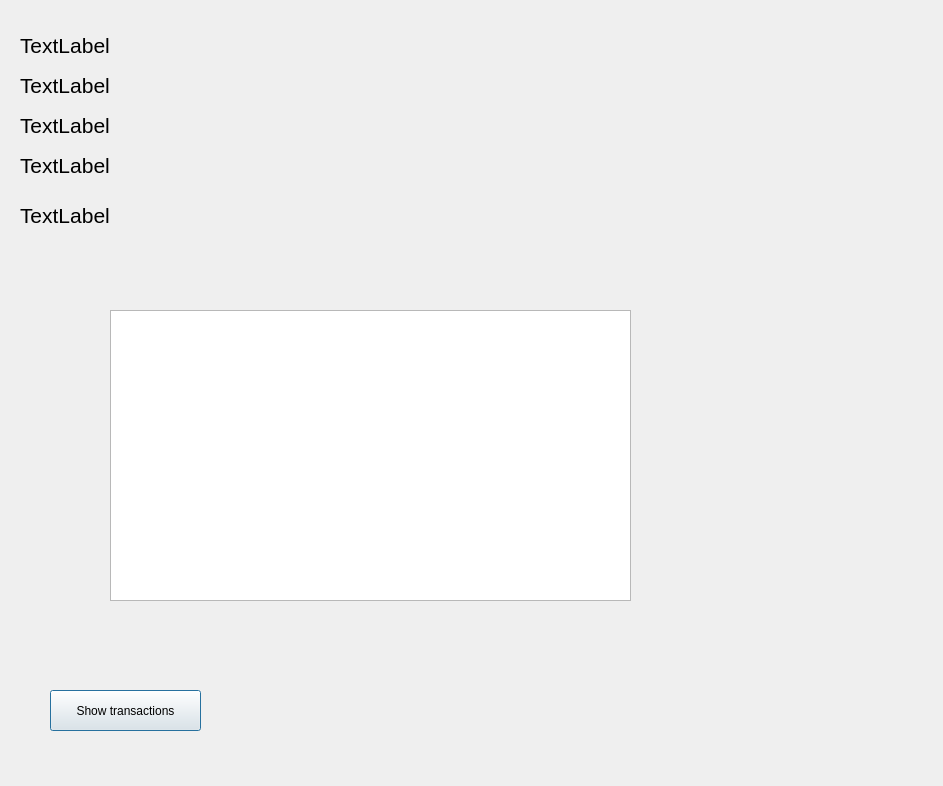
The window that bankautomat/customer.ui (T1juko00/Pankkiautomaatti-kouluprojekti) describes before a commit, drawn with Qt 5.
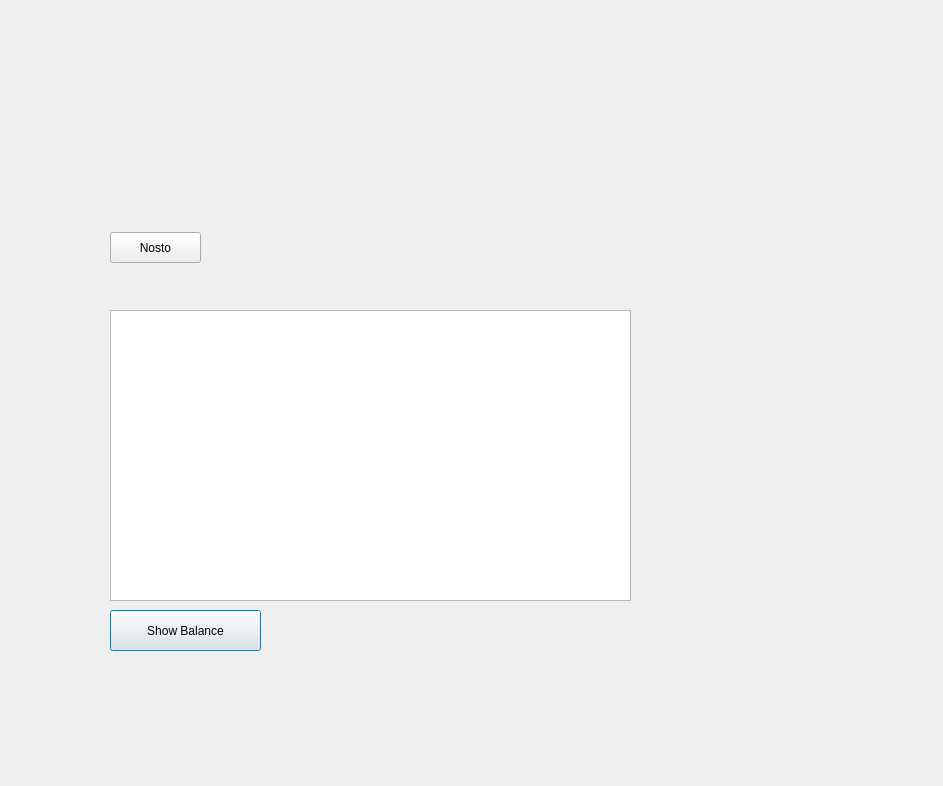
The same window after the commit.

Patch:
```diff
--- a/bankautomat/customer.ui
+++ b/bankautomat/customer.ui
@@ -13,24 +13,6 @@
   <property name="windowTitle">
    <string>Dialog</string>
   </property>
-  <widget class="QLabel" name="labelUsername">
-   <property name="geometry">
-    <rect>
-     <x>20</x>
-     <y>30</y>
-     <width>100</width>
-     <height>30</height>
-    </rect>
-   </property>
-   <property name="font">
-    <font>
-     <pointsize>16</pointsize>
-    </font>
-   </property>
-   <property name="text">
-    <string>TextLabel</string>
-   </property>
-  </widget>
   <widget class="QLabel" name="labelCustomerid">
    <property name="geometry">
     <rect>
@@ -46,74 +28,20 @@
     </font>
    </property>
    <property name="text">
-    <string>TextLabel</string>
-   </property>
-  </widget>
-  <widget class="QLabel" name="labelPassword">
-   <property name="geometry">
-    <rect>
-     <x>20</x>
-     <y>110</y>
-     <width>100</width>
-     <height>30</height>
-    </rect>
-   </property>
-   <property name="font">
-    <font>
-     <pointsize>16</pointsize>
-    </font>
-   </property>
-   <property name="text">
-    <string>TextLabel</string>
-   </property>
-  </widget>
-  <widget class="QLabel" name="labelFname">
-   <property name="geometry">
-    <rect>
-     <x>20</x>
-     <y>150</y>
-     <width>100</width>
-     <height>30</height>
-    </rect>
-   </property>
-   <property name="font">
-    <font>
-     <pointsize>16</pointsize>
-    </font>
-   </property>
-   <property name="text">
-    <string>TextLabel</string>
-   </property>
-  </widget>
-  <widget class="QLabel" name="labelLname">
-   <property name="geometry">
-    <rect>
-     <x>20</x>
-     <y>200</y>
-     <width>100</width>
-     <height>30</height>
-    </rect>
-   </property>
-   <property name="font">
-    <font>
-     <pointsize>16</pointsize>
-    </font>
-   </property>
-   <property name="text">
-    <string>TextLabel</string>
+    <string/>
    </property>
   </widget>
   <widget class="QPushButton" name="btnShowtransactions">
    <property name="geometry">
     <rect>
-     <x>50</x>
-     <y>690</y>
+     <x>110</x>
+     <y>610</y>
      <width>151</width>
      <height>41</height>
     </rect>
    </property>
    <property name="text">
-    <string>Show transactions</string>
+    <string>Show Balance</string>
    </property>
   </widget>
   <widget class="QTextEdit" name="textBalance">
@@ -126,6 +54,19 @@
     </rect>
    </property>
   </widget>
+  <widget class="QPushButton" name="pushButton">
+   <property name="geometry">
+    <rect>
+     <x>110</x>
+     <y>232</y>
+     <width>91</width>
+     <height>31</height>
+    </rect>
+   </property>
+   <property name="text">
+    <string>Nosto</string>
+   </property>
+  </widget>
  </widget>
  <resources/>
  <connections/>
```
